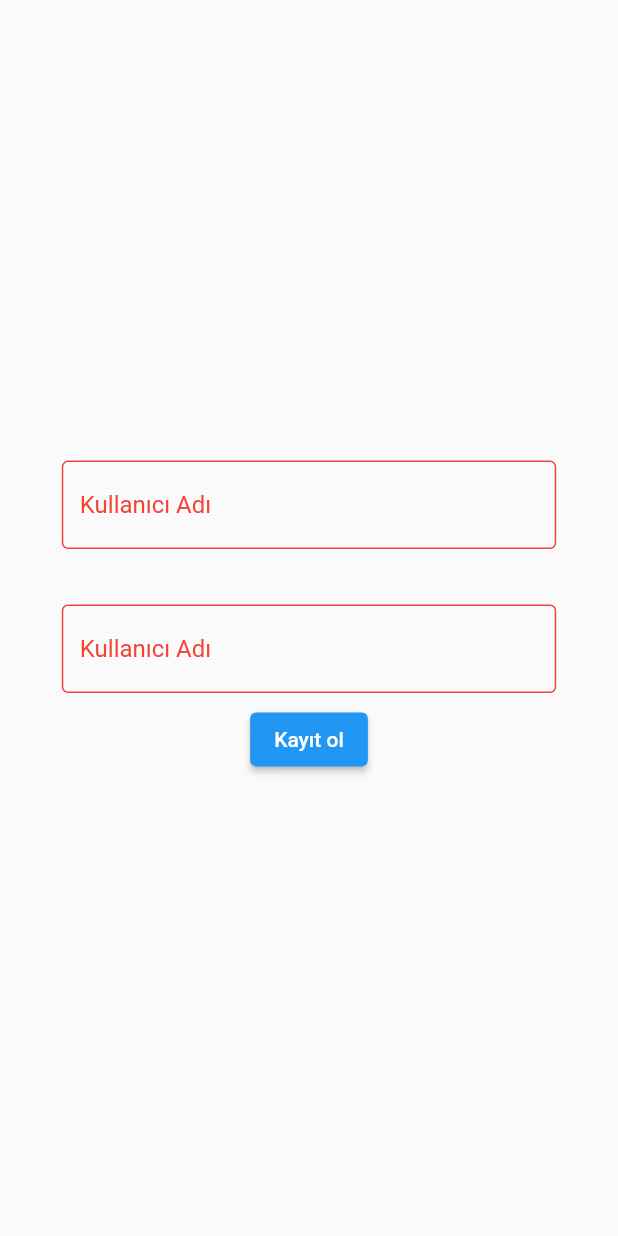
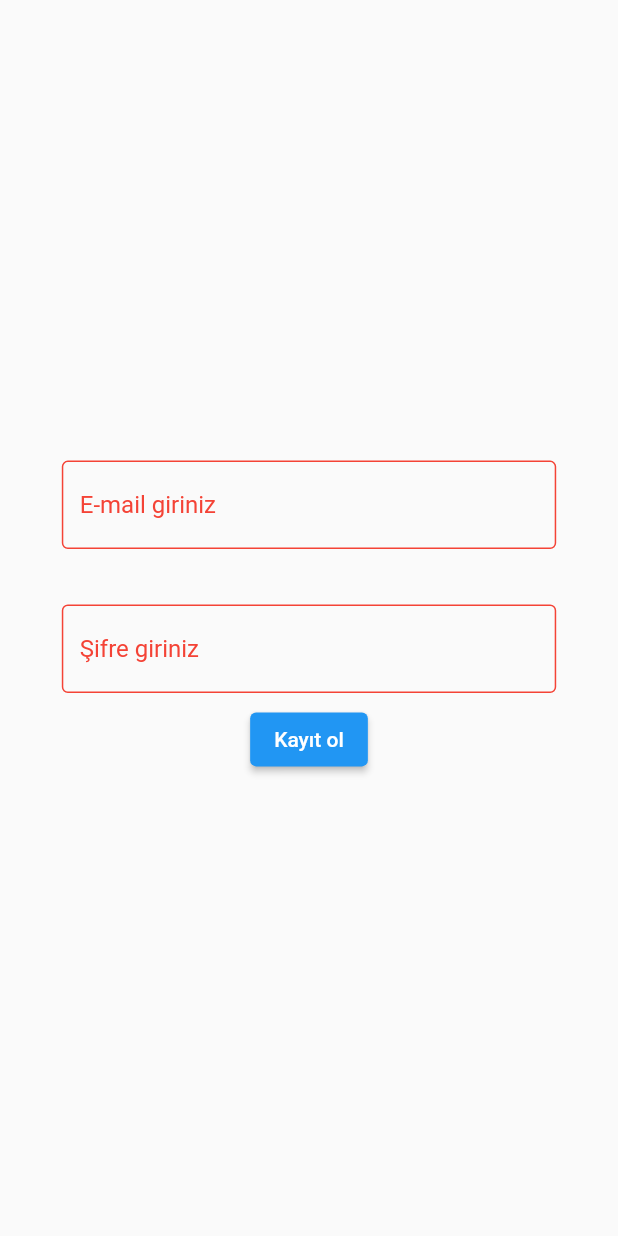
Before and after one commit to yazilimmuhendisligibilecik/MyTeam, a Flutter app: the CreateUserPage screen opened directly, on a phone screen of 412 x 824 dp. Run offline on Flutter 3.47's test engine with Material 2 defaults, Android fonts, the phone set to English and light mode, and no system bars; our stand-ins replace cloud_firestore, firebase_auth, firebase_core, get, google_sign_in; accounts and stored records are empty.

Commit message:
Tasarım Aktiviteleri

```diff
--- a/lib/createuserpage.dart
+++ b/lib/createuserpage.dart
@@ -31,7 +31,7 @@ class _CreateUserPageState extends State<CreateUserPage> {
                 child: TextField(
                   controller: _emailcontroller,
                   decoration: InputDecoration(
-                    hintText: "Kullanıcı Adı",
+                    hintText: "E-mail giriniz",
                     hintStyle: TextStyle(color: Colors.red),
                     enabledBorder: OutlineInputBorder(
                       borderSide: BorderSide(color: Colors.red, width: 1.0),
@@ -46,7 +46,7 @@ class _CreateUserPageState extends State<CreateUserPage> {
                 child: TextField(
                   controller: _passwordcontroller,
                   decoration: InputDecoration(
-                    hintText: "Kullanıcı Adı",
+                    hintText: "Şifre giriniz",
                     hintStyle: TextStyle(color: Colors.red),
                     enabledBorder: OutlineInputBorder(
                       borderSide: BorderSide(color: Colors.red, width: 1.0),
--- a/pubspec.yaml
+++ b/pubspec.yaml
@@ -51,8 +51,8 @@ flutter:
   uses-material-design: true
 
   # To add assets to your application, add an assets section, like this:
-  # assets:
-  #   - images/a_dot_burr.jpeg
+  assets:
+     - lib/assets/
   #   - images/a_dot_ham.jpeg
 
   # An image asset can refer to one or more resolution-specific "variants", see
```
Also changed, not shown: lib/tabsayfalari/ilandetay.dart (+5 -4 lines), lib/tabsayfalari/kategori.dart (+24 -10 lines), lib/assets/c#.png (added), lib/assets/c++.png (added), lib/assets/c.png (added), lib/assets/flutter.png (added), lib/assets/java.png (added), lib/assets/php.png (added), lib/assets/python.png (added), lib/assets/visualbasic.png (added).
